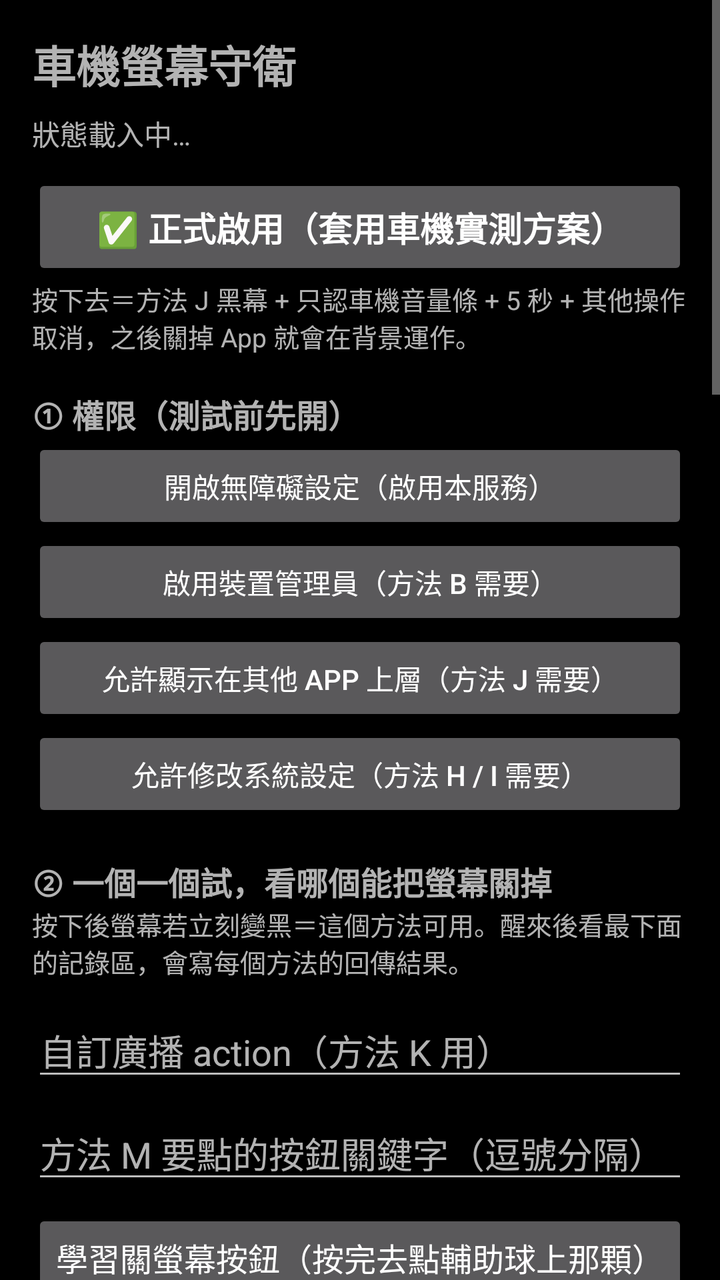
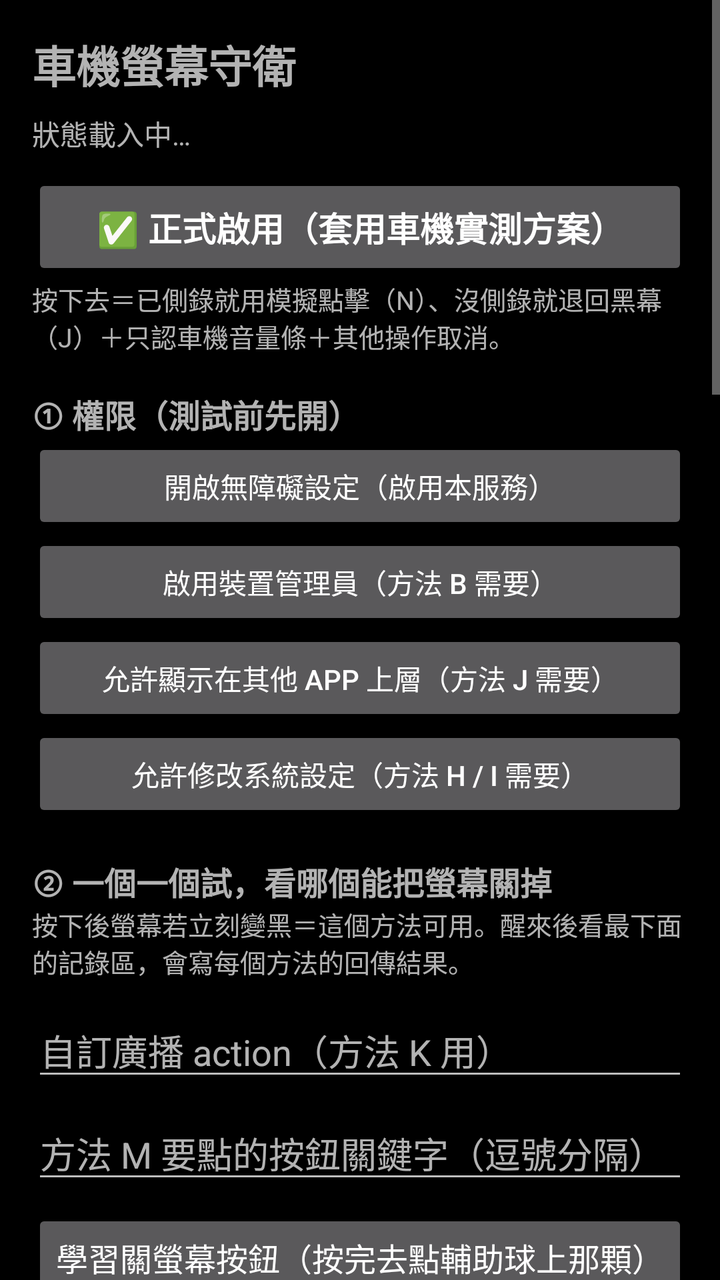

Two renders of the same Android screen: before a commit and after it. Below are the layout's source before the change and the commit's diff.
<!-- AndroidManifest.xml: activity theme Theme.ScreenGuard.Black -->
<!-- res/layout/activity_main.xml -->
<?xml version="1.0" encoding="utf-8"?>
<ScrollView xmlns:android="http://schemas.android.com/apk/res/android"
    android:layout_width="match_parent"
    android:layout_height="match_parent">

    <LinearLayout
        android:layout_width="match_parent"
        android:layout_height="wrap_content"
        android:orientation="vertical"
        android:padding="16dp">

        <TextView
            android:layout_width="wrap_content"
            android:layout_height="wrap_content"
            android:text="車機螢幕守衛"
            android:textSize="22sp"
            android:textStyle="bold" />

        <TextView
            android:id="@+id/statusText"
            android:layout_width="match_parent"
            android:layout_height="wrap_content"
            android:layout_marginTop="8dp"
            android:textSize="14sp"
            android:text="狀態載入中…" />

        
        <Button
            android:id="@+id/btnOfficial"
            android:layout_width="match_parent"
            android:layout_height="wrap_content"
            android:layout_marginTop="10dp"
            android:padding="14dp"
            android:text="✅ 正式啟用（套用車機實測方案）"
            android:textSize="17sp"
            android:textStyle="bold" />

        <TextView
            android:id="@+id/officialText"
            android:layout_width="match_parent"
            android:layout_height="wrap_content"
            android:textSize="13sp"
            android:text="按下去＝方法 J 黑幕 + 只認車機音量條 + 5 秒 + 其他操作取消，之後關掉 App 就會在背景運作。" />

        
        <TextView
            style="@style/SectionTitle"
            android:layout_width="match_parent"
            android:layout_height="wrap_content"
            android:text="① 權限（測試前先開）" />

        <Button
            android:id="@+id/btnAccessibility"
            android:layout_width="match_parent"
            android:layout_height="wrap_content"
            android:text="開啟無障礙設定（啟用本服務）" />

        <Button
            android:id="@+id/btnAdmin"
            android:layout_width="match_parent"
            android:layout_height="wrap_content"
            android:text="啟用裝置管理員（方法 B 需要）" />

        <Button
            android:id="@+id/btnOverlayPerm"
            android:layout_width="match_parent"
            android:layout_height="wrap_content"
            android:text="允許顯示在其他 App 上層（方法 J 需要）" />

        <Button
            android:id="@+id/btnWritePerm"
            android:layout_width="match_parent"
            android:layout_height="wrap_content"
            android:text="允許修改系統設定（方法 H / I 需要）" />

        
        <TextView
            style="@style/SectionTitle"
            android:layout_width="match_parent"
            android:layout_height="wrap_content"
            android:text="② 一個一個試，看哪個能把螢幕關掉" />

        <TextView
            android:layout_width="match_parent"
            android:layout_height="wrap_content"
            android:textSize="13sp"
            android:text="按下後螢幕若立刻變黑＝這個方法可用。醒來後看最下面的記錄區，會寫每個方法的回傳結果。" />

        <LinearLayout
            android:id="@+id/containerTests"
            android:layout_width="match_parent"
            android:layout_height="wrap_content"
            android:layout_marginTop="4dp"
            android:orientation="vertical" />

        <EditText
            android:id="@+id/editAction"
            android:layout_width="match_parent"
            android:layout_height="wrap_content"
            android:layout_marginTop="8dp"
            android:hint="自訂廣播 action（方法 K 用）"
            android:inputType="textNoSuggestions"
            android:singleLine="true" />

        <EditText
            android:id="@+id/editClickKeys"
            android:layout_width="match_parent"
            android:layout_height="wrap_content"
            android:layout_marginTop="8dp"
            android:hint="方法 M 要點的按鈕關鍵字（逗號分隔）"
            android:inputType="textNoSuggestions"
            android:singleLine="true" />

        <Button
            android:id="@+id/btnLearn"
            android:layout_width="match_parent"
            android:layout_height="wrap_content"
            android:layout_marginTop="8dp"
            android:padding="12dp"
            android:text="學習關螢幕按鈕（按完去點輔助球上那顆）"
            android:textSize="16sp" />

        <Button
            android:id="@+id/btnDump"
            android:layout_width="match_parent"
            android:layout_height="wrap_content"
            android:text="5 秒後傾印畫面節點（切到車機畫面）" />

        <TextView
            android:layout_width="match_parent"
            android:layout_height="wrap_content"
            android:layout_marginTop="8dp"
            android:textSize="13sp"
            android:text="實體關螢幕鍵抓不到訊號時用這組：先記錄快照 → 按實體鍵關螢幕 → 喚醒 → 按比對，看車機動了哪個系統設定。" />

        <LinearLayout
            android:layout_width="match_parent"
            android:layout_height="wrap_content"
            android:orientation="horizontal">
            <Button
                android:id="@+id/btnSnapshot"
                android:layout_width="0dp"
                android:layout_weight="1"
                android:layout_height="wrap_content"
                android:text="記錄設定快照" />
            <Button
                android:id="@+id/btnDiff"
                android:layout_width="0dp"
                android:layout_weight="1"
                android:layout_height="wrap_content"
                android:text="與快照比對" />
        </LinearLayout>

        <Button
            android:id="@+id/btnScan"
            android:layout_width="match_parent"
            android:layout_height="wrap_content"
            android:text="自動掃描關螢幕廣播（螢幕變黑就點一下）" />

        <TextView
            android:layout_width="match_parent"
            android:layout_height="wrap_content"
            android:textSize="13sp"
            android:text="一個一個送出候選 action，每個間隔 2 秒。這台關螢幕不會讓 Android 知道，所以請盯著螢幕：一變黑就馬上點一下，我會把那個 action 記下來。" />

        <Button
            android:id="@+id/btnDiscover"
            android:layout_width="match_parent"
            android:layout_height="wrap_content"
            android:text="掃描車機內含 screen / backlight 的系統元件" />

        <Button
            android:id="@+id/btnRestore"
            android:layout_width="match_parent"
            android:layout_height="wrap_content"
            android:text="還原被改掉的亮度／休眠逾時" />

        
        <TextView
            style="@style/SectionTitle"
            android:layout_width="match_parent"
            android:layout_height="wrap_content"
            android:text="③ 正式行為設定" />

        <TextView
            android:layout_width="match_parent"
            android:layout_height="wrap_content"
            android:text="正式關螢幕要用哪個方法："
            android:textSize="14sp" />

        <Spinner
            android:id="@+id/spinnerMethod"
            android:layout_width="match_parent"
            android:layout_height="wrap_content" />

        <LinearLayout
            android:layout_width="match_parent"
            android:layout_height="wrap_content"
            android:layout_marginTop="8dp"
            android:gravity="center_vertical"
            android:orientation="horizontal">
            <TextView
                android:layout_width="wrap_content"
                android:layout_height="wrap_content"
                android:text="沒有操作幾秒後關螢幕："
                android:textSize="15sp" />
            <EditText
                android:id="@+id/editDelay"
                android:layout_width="70dp"
                android:layout_height="wrap_content"
                android:inputType="number"
                android:singleLine="true"
                android:text="5" />
            <Button
                android:id="@+id/btnSave"
                android:layout_width="wrap_content"
                android:layout_height="wrap_content"
                android:text="儲存" />
        </LinearLayout>

        <TextView
            android:layout_width="match_parent"
            android:layout_height="wrap_content"
            android:layout_marginTop="8dp"
            android:text="倒數中若有其他操作："
            android:textSize="15sp" />

        <RadioGroup
            android:id="@+id/rgOtherOp"
            android:layout_width="match_parent"
            android:layout_height="wrap_content"
            android:orientation="vertical">
            <RadioButton
                android:id="@+id/radioCancel"
                android:layout_width="match_parent"
                android:layout_height="wrap_content"
                android:text="取消，這次就不關螢幕" />
            <RadioButton
                android:id="@+id/radioReset"
                android:layout_width="match_parent"
                android:layout_height="wrap_content"
                android:text="重新計時，停手後再關" />
        </RadioGroup>

        <LinearLayout
            android:id="@+id/containerSwitches"
            android:layout_width="match_parent"
            android:layout_height="wrap_content"
            android:orientation="vertical" />

        <Button
            android:id="@+id/btnSimulate"
            android:layout_width="match_parent"
            android:layout_height="wrap_content"
            android:layout_marginTop="8dp"
            android:text="模擬一次：現在開始倒數，用選定方法關螢幕" />

        
        <TextView
            style="@style/SectionTitle"
            android:layout_width="match_parent"
            android:layout_height="wrap_content"
            android:text="④ 進階觸發（看完記錄再填）" />

        <TextView
            android:layout_width="match_parent"
            android:layout_height="wrap_content"
            android:textSize="13sp"
            android:text="這台車機的方向盤音量沒有走 Android 音量。打開診斷模式後按幾下方向盤音量鍵，看記錄裡有什麼東西跟著動，再把它填到下面兩格，App 就會拿它當音量訊號。" />

        <EditText
            android:id="@+id/editVolEventPkg"
            android:layout_width="match_parent"
            android:layout_height="wrap_content"
            android:hint="音量條所屬套件（實測 com.ts.MainUI）"
            android:inputType="textNoSuggestions"
            android:singleLine="true" />

        <EditText
            android:id="@+id/editVolEventCls"
            android:layout_width="match_parent"
            android:layout_height="wrap_content"
            android:hint="音量條的 class 關鍵字（實測 SeekBar）"
            android:inputType="textNoSuggestions"
            android:singleLine="true" />

        <EditText
            android:id="@+id/editLogOnly"
            android:layout_width="match_parent"
            android:layout_height="wrap_content"
            android:layout_marginTop="8dp"
            android:hint="只記錄這些套件（例：com.ts；留空＝除自家外全部）"
            android:inputType="textNoSuggestions"
            android:singleLine="true" />

        <TextView
            android:layout_width="match_parent"
            android:layout_height="wrap_content"
            android:layout_marginTop="8dp"
            android:textSize="13sp"
            android:text="要監聽的車機自家廣播（逗號分隔）。收到時記錄會出現「★★ 收到車機廣播」，_OFF/SLEEP 當關螢幕、_ON/WAKE 當亮螢幕。" />

        <EditText
            android:id="@+id/editCarActions"
            android:layout_width="match_parent"
            android:layout_height="wrap_content"
            android:hint="com.ts.intent.action.BACKLIGHT_OFF,..."
            android:inputType="textNoSuggestions"
            android:singleLine="true" />

        <LinearLayout
            android:layout_width="match_parent"
            android:layout_height="wrap_content"
            android:gravity="center_vertical"
            android:orientation="horizontal">
            <TextView
                android:layout_width="wrap_content"
                android:layout_height="wrap_content"
                android:text="黑幕視窗亮度(‰)："
                android:textSize="14sp" />
            <EditText
                android:id="@+id/editOverlayBrightness"
                android:layout_width="70dp"
                android:layout_height="wrap_content"
                android:inputType="number"
                android:singleLine="true" />
            <TextView
                android:layout_width="0dp"
                android:layout_weight="1"
                android:layout_height="wrap_content"
                android:textSize="12sp"
                android:text="預設 4。0 是「要求關背光」，但這台實測設 0 也不會關，跟 4 沒差。" />
        </LinearLayout>

        <EditText
            android:id="@+id/editOffEventPkg"
            android:layout_width="match_parent"
            android:layout_height="wrap_content"
            android:hint="「關閉螢幕」按鈕所屬套件（留空＝不用）"
            android:inputType="textNoSuggestions"
            android:singleLine="true" />

        <EditText
            android:id="@+id/editOffEventCls"
            android:layout_width="match_parent"
            android:layout_height="wrap_content"
            android:hint="「關閉螢幕」按鈕的 class 關鍵字"
            android:inputType="textNoSuggestions"
            android:singleLine="true" />

        <EditText
            android:id="@+id/editVolKeys"
            android:layout_width="match_parent"
            android:layout_height="wrap_content"
            android:hint="系統設定鍵含這些字就算音量（逗號分隔）"
            android:inputType="textNoSuggestions"
            android:singleLine="true" />

        <EditText
            android:id="@+id/editVolWindows"
            android:layout_width="match_parent"
            android:layout_height="wrap_content"
            android:hint="出現這些視窗/套件就算音量（逗號分隔）"
            android:inputType="textNoSuggestions"
            android:singleLine="true" />

        <LinearLayout
            android:layout_width="match_parent"
            android:layout_height="wrap_content"
            android:orientation="horizontal">
            <Button
                android:id="@+id/btnSaveAdvanced"
                android:layout_width="0dp"
                android:layout_weight="1"
                android:layout_height="wrap_content"
                android:text="儲存觸發設定" />
            <Button
                android:id="@+id/btnVolumeDump"
                android:layout_width="0dp"
                android:layout_weight="1"
                android:layout_height="wrap_content"
                android:text="印出目前音量值" />
        </LinearLayout>

        
        <TextView
            style="@style/SectionTitle"
            android:layout_width="match_parent"
            android:layout_height="wrap_content"
            android:text="⑤ 事件記錄（最新在最上面）" />

        <LinearLayout
            android:layout_width="match_parent"
            android:layout_height="wrap_content"
            android:orientation="horizontal">
            <Button
                android:id="@+id/btnRefreshLog"
                android:layout_width="0dp"
                android:layout_weight="1"
                android:layout_height="wrap_content"
                android:text="重新整理" />
            <Button
                android:id="@+id/btnCopyLog"
                android:layout_width="0dp"
                android:layout_weight="1"
                android:layout_height="wrap_content"
                android:text="複製" />
            <Button
                android:id="@+id/btnClearLog"
                android:layout_width="0dp"
                android:layout_weight="1"
                android:layout_height="wrap_content"
                android:text="清除" />
        </LinearLayout>

        <TextView
            android:layout_width="match_parent"
            android:layout_height="wrap_content"
            android:textSize="13sp"
            android:text="認得出來的行會有按鈕：點擊事件→「點它」可以直接試那顆按鈕，廣播→「送它」可以重送那個 action。" />

        <LinearLayout
            android:id="@+id/logContainer"
            android:layout_width="match_parent"
            android:layout_height="wrap_content"
            android:layout_marginTop="4dp"
            android:background="#11000000"
            android:orientation="vertical"
            android:padding="4dp" />

    </LinearLayout>
</ScrollView>
<!-- resources referenced by this layout -->
<resources>
  <style name="SectionTitle">
          <item name="android:layout_marginTop">18dp</item>
          <item name="android:textSize">16sp</item>
          <item name="android:textStyle">bold</item>
      </style>
  <style name="Theme.ScreenGuard.Black" parent="@android:style/Theme.Material.NoActionBar">
          <item name="android:windowBackground">@android:color/black</item>
          <item name="android:colorBackground">@android:color/black</item>
          <item name="android:textColorPrimary">#FFFFFF</item>
          <item name="android:textColorSecondary">#BDBDBD</item>
      </style>
</resources>

<!-- the commit's change to res/layout/activity_main.xml (unified diff, before → after) -->
@@ -40,7 +40,7 @@
             android:layout_width="match_parent"
             android:layout_height="wrap_content"
             android:textSize="13sp"
-            android:text="按下去＝方法 J 黑幕 + 只認車機音量條 + 5 秒 + 其他操作取消，之後關掉 App 就會在背景運作。" />
+            android:text="按下去＝已側錄就用模擬點擊（N）、沒側錄就退回黑幕（J）＋只認車機音量條＋其他操作取消。" />
 
         
         <TextView
@@ -127,6 +127,7 @@
             android:text="5 秒後傾印畫面節點（切到車機畫面）" />
 
         <TextView
+            android:id="@+id/snapshotHint"
             android:layout_width="match_parent"
             android:layout_height="wrap_content"
             android:layout_marginTop="8dp"
@@ -134,6 +135,7 @@
             android:text="實體關螢幕鍵抓不到訊號時用這組：先記錄快照 → 按實體鍵關螢幕 → 喚醒 → 按比對，看車機動了哪個系統設定。" />
 
         <LinearLayout
+            android:id="@+id/snapshotRow"
             android:layout_width="match_parent"
             android:layout_height="wrap_content"
             android:orientation="horizontal">
@@ -309,6 +311,7 @@
             android:singleLine="true" />
 
         <LinearLayout
+            android:id="@+id/brightnessRow"
             android:layout_width="match_parent"
             android:layout_height="wrap_content"
             android:gravity="center_vertical"
